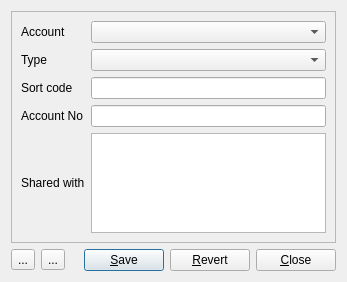
This is ui/accounts.ui in innerhippy/pydosh as Qt 5 draws it before an edit. The edited form follows.
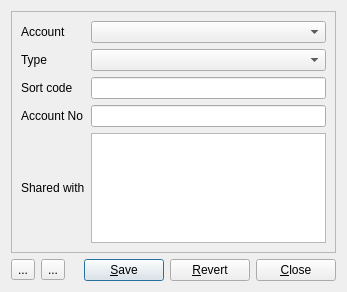
This is the edited form. Icons and pictures are not drawn.

Commit message: removeItem needs to update combo box

Patch:
```diff
--- a/ui/accounts.ui
+++ b/ui/accounts.ui
@@ -7,7 +7,7 @@
     <x>0</x>
     <y>0</y>
     <width>347</width>
-    <height>282</height>
+    <height>292</height>
    </rect>
   </property>
   <property name="windowTitle">
```
Left out of the diff: 12 changed lines with no effect on the pictures. The commit also changes 4 other files.
